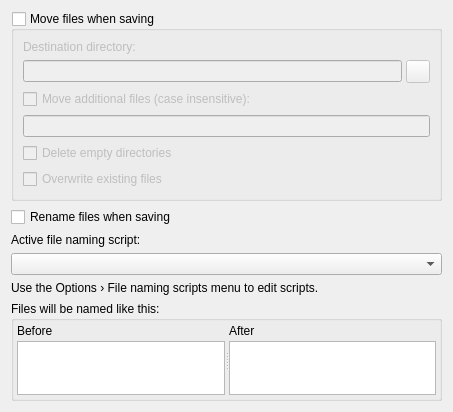
Before: the Qt Designer form ui/options_renaming.ui in metabrainz/picard, drawn with Qt 5.
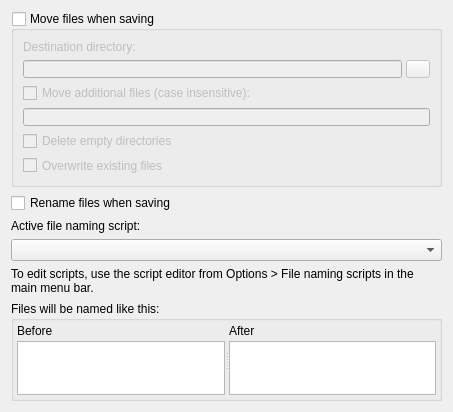
After: the same form once the commit is applied.

Commit message: Clarify help text: reference main menu bar for script editor

```diff
--- a/ui/options_renaming.ui
+++ b/ui/options_renaming.ui
@@ -116,7 +116,7 @@
    <item>
     <widget class="QLabel" name="script_help_label">
      <property name="text">
-      <string>Use the Options › File naming scripts menu to edit scripts.</string>
+      <string>To edit scripts, use the script editor from Options > File naming scripts in the main menu bar.</string>
      </property>
      <property name="wordWrap">
       <bool>true</bool>
```
The commit also changes 1 other file.
